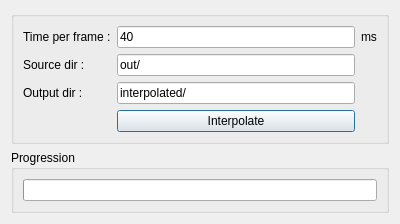
Qt form test1/interpolateui.ui (ciolben/asmv) before a commit.
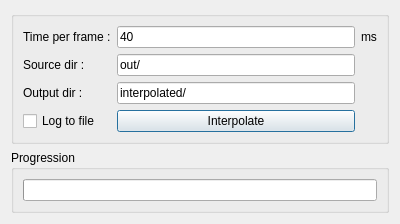
The same form after that commit.

Patch:
```diff
--- a/test1/interpolateui.ui
+++ b/test1/interpolateui.ui
@@ -85,6 +85,13 @@
         </property>
        </widget>
       </item>
+      <item row="4" column="0">
+       <widget class="QCheckBox" name="chkLog">
+        <property name="text">
+         <string>Log to file</string>
+        </property>
+       </widget>
+      </item>
      </layout>
     </widget>
    </item>
```
